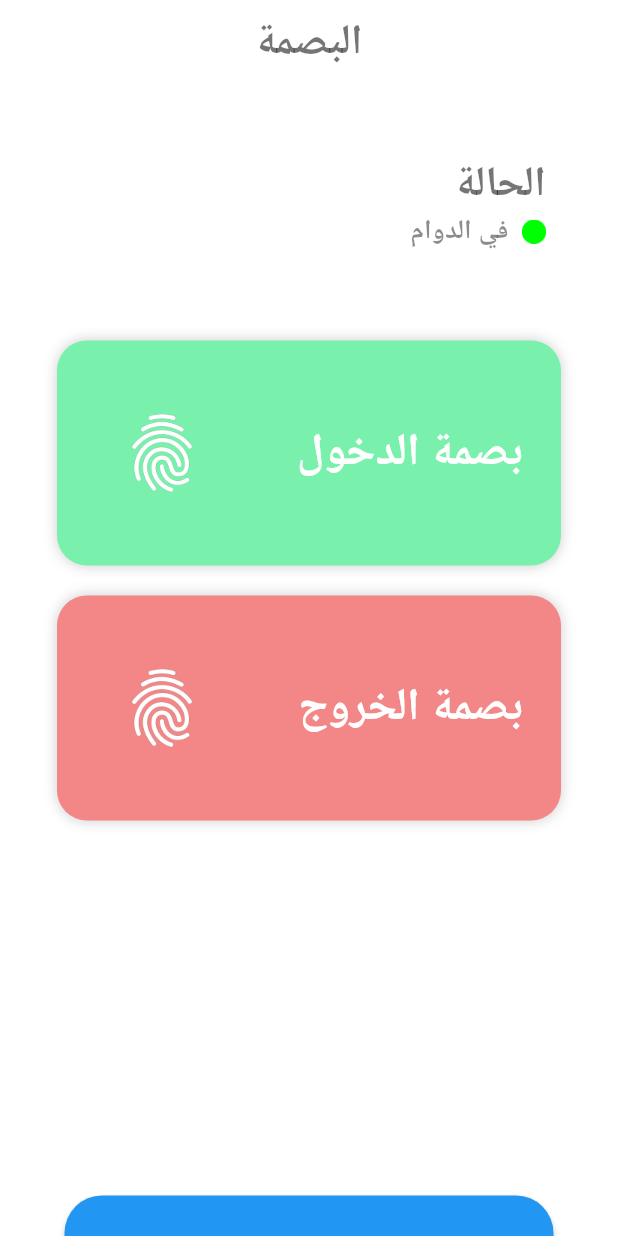
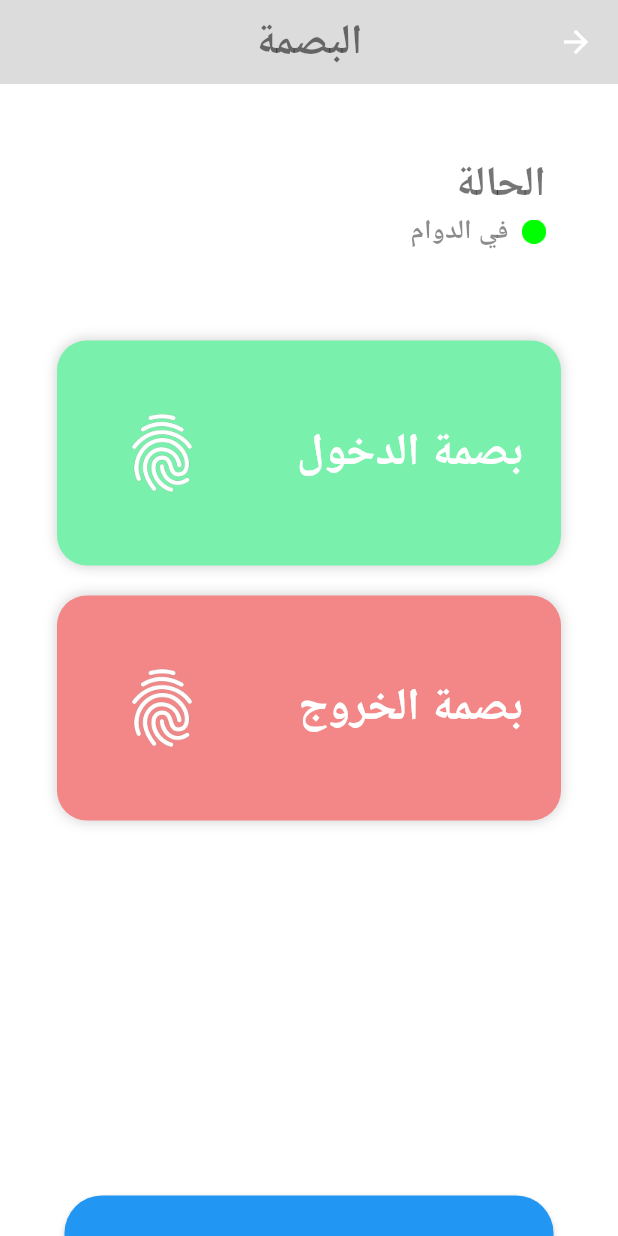
Before and after one commit to Basharzahdeh/fuais_app, a Flutter app: the FingerprintScreen screen opened directly, on a phone screen of 412 x 824 dp. Run offline on Flutter 3.47's test engine with Material 2 defaults, Android fonts, the phone set to English and light mode, and no system bars; our stand-ins replace easy_splash_screen, file_picker, flutter_svg, google_fonts, image_picker.

Commit message:
fingerscreen edit color of appbar

```diff
--- a/lib/ui/fingerprint/fingerprint_screen.dart
+++ b/lib/ui/fingerprint/fingerprint_screen.dart
@@ -20,7 +20,7 @@ class _FingerprintScreenState extends State<FingerprintScreen> {
                   fontSize: 28,
                   fontWeight: FontWeight.bold)),
           centerTitle: true,
-          backgroundColor: Colors.white,
+          backgroundColor:Color.fromRGBO(220, 220, 220, 1),
           elevation: 0,
         ),
         body: SingleChildScrollView(
--- a/lib/ui/main/fuais_screen.dart
+++ b/lib/ui/main/fuais_screen.dart
@@ -10,7 +10,7 @@ class FuaisScreen extends StatelessWidget {
     return SafeArea(
       child: Scaffold(
         appBar: AppBar(
-          backgroundColor:Color.fromRGBO(220, 220, 220, 1),
+
           title: Text(
             "FUAIS",
             style: TextStyle(color: Colors.grey, fontWeight: FontWeight.bold),
```
